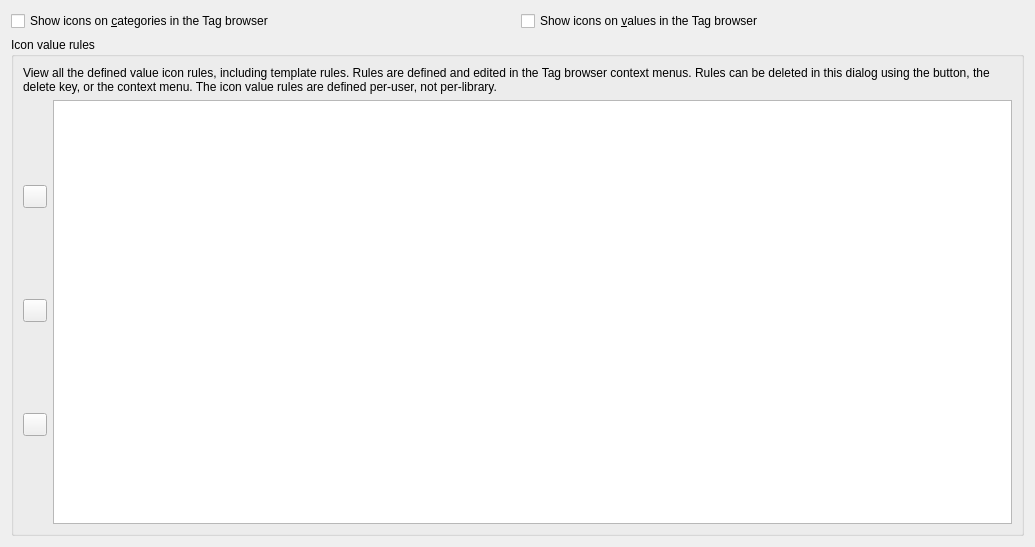
Before: the Qt Designer form src/calibre/gui2/preferences/look_feel_tabs/tb_icon_rules.ui in kovidgoyal/calibre, drawn with Qt 5.
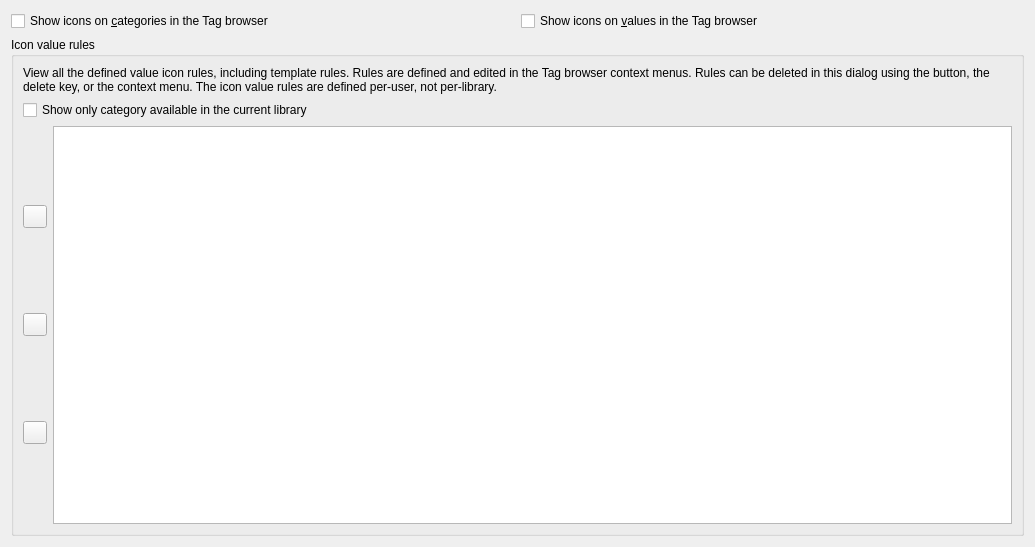
After: the same form once the commit is applied. Icons and pictures are not drawn.

Commit message: add option to show only category in current library

```diff
--- a/src/calibre/gui2/preferences/look_feel_tabs/tb_icon_rules.ui
+++ b/src/calibre/gui2/preferences/look_feel_tabs/tb_icon_rules.ui
@@ -51,10 +51,17 @@
         </property>
        </widget>
       </item>
-      <item row="1" column="1">
+      <item row="1" column="0" colspan="2">
+      <widget class="QCheckBox" name="show_only_current_library">
+       <property name="text">
+        <string>Show only category available in the current library</string>
+       </property>
+      </widget>
+      </item>
+      <item row="2" column="1">
        <widget class="QTableWidget" name="rules_table"/>
       </item>
-      <item row="1" column="0">
+      <item row="2" column="0">
        <layout class="QVBoxLayout">
         <item>
          <widget class="QToolButton" name="delete_button">
```
The commit also changes 1 other file.
